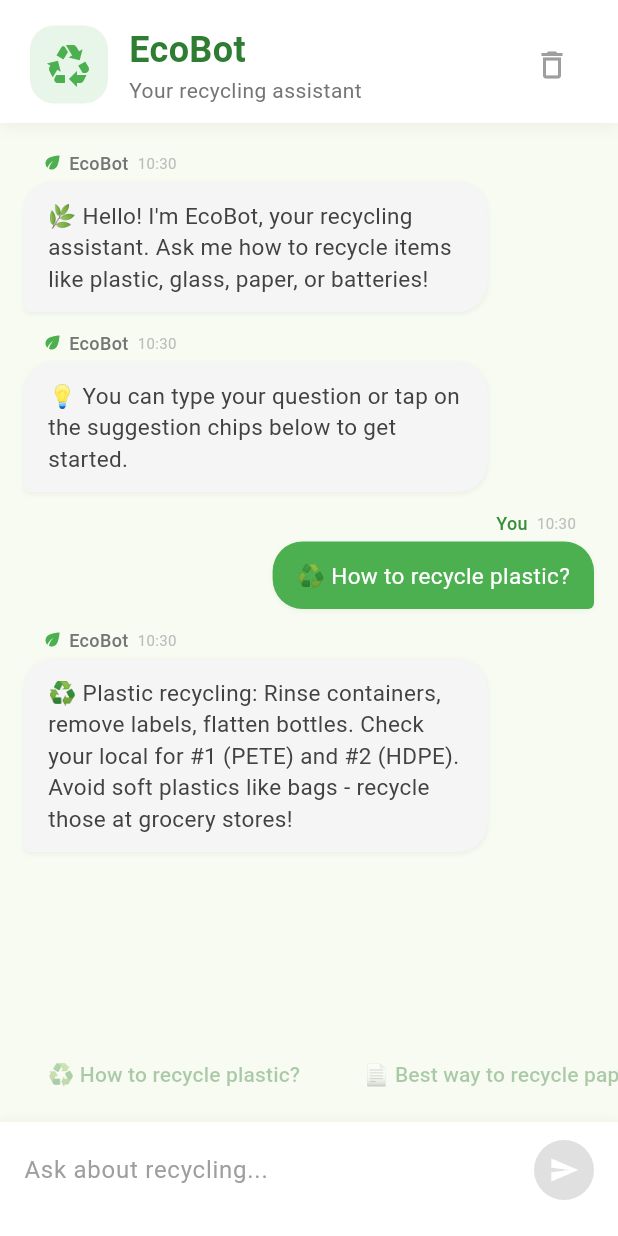
After one commit to JulezD3v/NextUse, a Flutter app: the Ecobot screen opened directly, after a tap on "♻️ How to recycle plastic?", on a phone screen of 412 x 824 dp. The commit adds this screen. Run offline on Flutter 3.47's test engine with Material 3 defaults, Android fonts, the phone set to English and light mode, and no system bars; our stand-ins replace equatable, flutter_bloc, flutter_secure_storage; accounts and stored records are empty; statements that could not run were skipped.

Commit message:
gradle fixes, ecobot prototype added

```diff
--- /dev/null
+++ b/lib/Ecobot/ecobot.dart
@@ -0,0 +1,460 @@
+import 'package:flutter/material.dart';
+import 'package:flutter/services.dart';
+class Message {
+  final String text;
+  final bool isUser;
+  final DateTime time;
+
+  Message({
+    required this.text,
+    required this.isUser,
+    required this.time,
+  });
+}
+
+
+class Ecobot extends StatefulWidget {
+  const Ecobot({super.key});
+
+  @override
+  State<Ecobot> createState() => _EcobotState();
+}
+
+class _EcobotState extends State<Ecobot> {
+  final List<Message> _messages = [];
+  final TextEditingController _textController = TextEditingController();
+  final ScrollController _scrollController = ScrollController();
+  final FocusNode _focusNode = FocusNode();
+
+  bool _isBotTyping = false;
+
+  // Quick reply suggestions
+  final List<String> _suggestions = [
+    "♻️ How to recycle plastic?",
+    "📄 Best way to recycle paper",
+    "🔋 Where to dispose batteries?",
+    "🥫 Recycling aluminum cans",
+  ];
+
+  @override
+  void initState() {
+    super.initState();
+    _addInitialMessages();
+  }
+
+  @override
+  void dispose() {
+    _textController.dispose();
+    _scrollController.dispose();
+    _focusNode.dispose();
+    super.dispose();
+  }
+
+  void _addInitialMessages() {
+    _messages.addAll([
+      Message(
+        text: "🌿 Hello! I'm EcoBot, your recycling assistant. Ask me how to recycle items like plastic, glass, paper, or batteries!",
+        isUser: false,
+        time: DateTime.now(),
+      ),
+      Message(
+        text: "💡 You can type your question or tap on the suggestion chips below to get started.",
+        isUser: false,
+        time: DateTime.now().add(const Duration(seconds: 1)),
+      ),
+    ]);
+  }
+
+  void _scrollToBottom() {
+    WidgetsBinding.instance.addPostFrameCallback((_) {
+      if (_scrollController.hasClients) {
+        _scrollController.animateTo(
+          _scrollController.position.maxScrollExtent,
+          duration: const Duration(milliseconds: 300),
+          curve: Curves.easeOut,
+        );
+      }
+    });
+  }
+
+  Future<void> _sendMessage(String text) async {
+    if (text.trim().isEmpty || _isBotTyping) return;
+
+    // Add user message
+    setState(() {
+      _messages.add(Message(
+        text: text.trim(),
+        isUser: true,
+        time: DateTime.now(),
+      ));
+      _textController.clear();
+      _isBotTyping = true;
+    });
+    _scrollToBottom();
+
+    // Simulate bot thinking delay
+    await Future.delayed(const Duration(milliseconds: 1200));
+
+    // Generate bot response
+    final botReply = _generateBotReply(text.trim());
+
+    if (mounted) {
+      setState(() {
+        _isBotTyping = false;
+        _messages.add(Message(
+          text: botReply,
+          isUser: false,
+          time: DateTime.now(),
+        ));
+      });
+      _scrollToBottom();
+    }
+  }
+// to be changed
+  String _generateBotReply(String userMessage) {
+    final lowerMsg = userMessage.toLowerCase();
+
+    // Plastic recycling
+    if (lowerMsg.contains('plastic')) {
+      return "♻️ Plastic recycling: Rinse containers, remove labels, flatten bottles. Check your local for #1 (PETE) and #2 (HDPE). Avoid soft plastics like bags - recycle those at grocery stores!";
+    }
+    // Paper recycling
+    else if (lowerMsg.contains('paper') || lowerMsg.contains('cardboard')) {
+      return "📄 Paper recycling: Keep it dry and clean! Remove tape, staples, and windows from envelopes. Flatten cardboard boxes. Shredded paper? Bag it separately.";
+    }
+    // Battery disposal
+    else if (lowerMsg.contains('battery') || lowerMsg.contains('batteries')) {
+      return "🔋 Batteries contain hazardous materials. Never toss in trash! Drop off at electronics stores, recycling centers, or municipal hazardous waste events. Use tape on terminals to prevent sparks.";
+    }
+    // Glass recycling
+    else if (lowerMsg.contains('glass')) {
+      return "🥃 Glass recycling: Rinse jars/bottles, remove lids (recycle separately). Don't worry about labels. Avoid broken glass, mirrors, or Pyrex - those are different materials!";
+    }
+    // Aluminum/Cans
+    else if (lowerMsg.contains('can') || lowerMsg.contains('aluminum') || lowerMsg.contains('tin')) {
+      return "🥫 Aluminum cans are infinitely recyclable! Rinse, crush to save space. Steel/tin cans also recyclable - remove labels if possible. A magnet sticks? It's steel!";
+    }
+    // E-waste / Electronics
+    else if (lowerMsg.contains('electronic') || lowerMsg.contains('computer') || lowerMsg.contains('phone')) {
+      return "💻 E-waste contains precious metals & toxins. Never dispose in regular bins! Find certified e-waste recyclers, many stores offer free drop-off for old phones/laptops.";
+    }
+    // Composting
+    else if (lowerMsg.contains('compost') || lowerMsg.contains('food waste')) {
+      return "🌱 Composting: Fruit/veg scraps, coffee grounds, eggshells, yard trimmings. Avoid meat, dairy, oils. Balance greens (food) with browns (leaves/paper). Great for garden soil!";
+    }
+    // General recycling help
+    else if (lowerMsg.contains('recycle') && (lowerMsg.contains('how') || lowerMsg.contains('help'))) {
+      return "🔄 General recycling tips:\n• Know your local rules (varies!)\n• Empty, Clean, Dry - residue causes contamination\n• When in doubt, check your city's waste website\n• Reduce & Reuse first, then Recycle!";
+    }
+    // Greeting
+    else if (lowerMsg.contains('hi') || lowerMsg.contains('hello') || lowerMsg.contains('hey')) {
+      return "👋 Hello there! Ready to make the planet greener? Ask me about recycling plastic, paper, glass, batteries, or electronics!";
+    }
+    // Default response
+    else {
+      return "🤔 I'm still learning! Try asking about:\n• Plastic bottles\n• Paper recycling\n• Battery disposal\n• Glass jars\n• Aluminum cans\n• Composting\nWant a specific recycling tip? Please rephrase your question!";
+    }
+  }
+
+  @override
+  Widget build(BuildContext context) {
+    return Scaffold(
+      body: SafeArea(
+        child: Column(
+          children: [
+            // Custom Header with EcoBot branding
+            Container(
+              padding: const EdgeInsets.fromLTRB(20, 16, 20, 12),
+              decoration: BoxDecoration(
+                color: Colors.white,
+                boxShadow: [
+                  BoxShadow(
+                    color: Colors.black.withOpacity(0.05),
+                    blurRadius: 8,
+                    offset: const Offset(0, 2),
+                  ),
+                ],
+              ),
+              child: Row(
+                children: [
+                  Container(
+                    padding: const EdgeInsets.all(10),
+                    decoration: BoxDecoration(
+                      color: Colors.green.shade50,
+                      borderRadius: BorderRadius.circular(16),
+                    ),
+                    child: const Icon(
+                      Icons.recycling,
+                      color: Colors.green,
+                      size: 32,
+                    ),
+                  ),
+                  const SizedBox(width: 14),
+                  Column(
+                    crossAxisAlignment: CrossAxisAlignment.start,
+                    children: [
+                      const Text(
+                        "EcoBot",
+                        style: TextStyle(
+                          fontSize: 24,
+                          fontWeight: FontWeight.bold,
+                          color: Color(0xFF2E7D32),
+                        ),
+                      ),
+                      Text(
+                        "Your recycling assistant",
+                        style: TextStyle(
+                          fontSize: 14,
+                          color: Colors.grey.shade600,
+                          letterSpacing: 0.3,
+                        ),
+                      ),
+                    ],
+                  ),
+                  const Spacer(),
+                  IconButton(
+                    onPressed: () {
+                      setState(() {
+                        _messages.clear();
+                        _addInitialMessages();
+                      });
+                      _scrollToBottom();
+                    },
+                    icon: const Icon(Icons.delete_outline, color: Colors.grey),
+                    tooltip: "Clear chat",
+                  ),
+                ],
+              ),
+            ),
+
+            // Chat Messages Area
+            Expanded(
+              child: ListView.builder(
+                controller: _scrollController,
+                padding: const EdgeInsets.symmetric(horizontal: 16, vertical: 12),
+                itemCount: _messages.length + (_isBotTyping ? 1 : 0),
+                itemBuilder: (context, index) {
+                  // Show typing indicator at the end
+                  if (_isBotTyping && index == _messages.length) {
+                    return _buildTypingIndicator();
+                  }
+                  final message = _messages[index];
+                  return _buildMessageBubble(message);
+                },
+              ),
+            ),
+
+            // Quick Suggestions Chips
+            Container(
+              margin: const EdgeInsets.only(bottom: 8, top: 4),
+              height: 48,
+              child: ListView.separated(
+                scrollDirection: Axis.horizontal,
+                padding: const EdgeInsets.symmetric(horizontal: 16),
+                itemCount: _suggestions.length,
+                separatorBuilder: (_, __) => const SizedBox(width: 10),
+                itemBuilder: (context, index) {
+                  return ActionChip(
+                    elevation: 0,
+                    backgroundColor: Colors.green.shade50,
+                    side: BorderSide.none,
+                    shape: RoundedRectangleBorder(
+                      borderRadius: BorderRadius.circular(30),
+                    ),
+                    label: Text(
+                      _suggestions[index],
+                      style: TextStyle(
+                        color: Colors.green.shade800,
+                        fontWeight: FontWeight.w500,
+                      ),
+                    ),
+                    onPressed: _isBotTyping ? null : () => _sendMessage(_suggestions[index]),
+                  );
+                },
+              ),
+            ),
+
+            // Input Bar
+            Container(
+              padding: const EdgeInsets.fromLTRB(16, 8, 16, 20),
+              decoration: BoxDecoration(
+                color: Colors.white,
+                boxShadow: [
+                  BoxShadow(
+                    color: Colors.black.withOpacity(0.03),
+                    blurRadius: 4,
+                    offset: const Offset(0, -2),
+                  ),
+                ],
+              ),
+              child: Row(
+                children: [
+                  Expanded(
+                    child: TextField(
+                      controller: _textController,
+                      focusNode: _focusNode,
+                      enabled: !_isBotTyping,
+                      decoration: const InputDecoration(
+                        hintText: "Ask about recycling...",
+                        hintStyle: TextStyle(color: Colors.grey),
+                        border: InputBorder.none,
+                      ),
+                      onSubmitted: _sendMessage,
+                    ),
+                  ),
+                  const SizedBox(width: 8),
+                  AnimatedContainer(
+                    duration: const Duration(milliseconds: 200),
+                    child: CircleAvatar(
+                      backgroundColor: _textController.text.trim().isEmpty || _isBotTyping
+                          ? Colors.grey.shade300
+                          : Colors.green,
+                      child: IconButton(
+                        icon: const Icon(Icons.send, color: Colors.white, size: 20),
+                        onPressed: (_textController.text.trim().isEmpty || _isBotTyping)
+                            ? null
+                            : () => _sendMessage(_textController.text),
+                        padding: EdgeInsets.zero,
+                      ),
+                    ),
+                  ),
+                ],
+              ),
+            ),
+          ],
+        ),
+      ),
+    );
+  }
+
+  Widget _buildMessageBubble(Message message) {
+    final isUser = message.isUser;
+    return Align(
+      alignment: isUser ? Alignment.centerRight : Alignment.centerLeft,
+      child: Container(
+        margin: const EdgeInsets.symmetric(vertical: 6),
+        constraints: BoxConstraints(
+          maxWidth: MediaQuery.of(context).size.width * 0.75,
+        ),
+        child: Column(
+          crossAxisAlignment: isUser ? CrossAxisAlignment.end : CrossAxisAlignment.start,
+          children: [
+            // Sender label and time
+            Padding(
+              padding: const EdgeInsets.only(left: 12, right: 12, bottom: 4),
+              child: Row(
+                mainAxisSize: MainAxisSize.min,
+                children: [
+                  if (!isUser)
+                    const Icon(Icons.eco, size: 14, color: Colors.green),
+                  if (!isUser)
+                    const SizedBox(width: 4),
+                  Text(
+                    isUser ? "You" : "EcoBot",
+                    style: TextStyle(
+                      fontSize: 12,
+                      fontWeight: FontWeight.w500,
+                      color: isUser ? Colors.green.shade700 : Colors.grey.shade600,
+                    ),
+                  ),
+                  const SizedBox(width: 6),
+                  Text(
+                    _formatTime(message.time),
+                    style: TextStyle(
+                      fontSize: 10,
+                      color: Colors.grey.shade400,
+                    ),
+                  ),
+                ],
+              ),
+            ),
+            // Message bubble
+            Container(
+              padding: const EdgeInsets.symmetric(horizontal: 16, vertical: 12),
+              decoration: BoxDecoration(
+                color: isUser ? Colors.green.shade500 : Colors.grey.shade100,
+                borderRadius: BorderRadius.only(
+                  topLeft: const Radius.circular(20),
+                  topRight: const Radius.circular(20),
+                  bottomLeft: Radius.circular(isUser ? 20 : 4),
+                  bottomRight: Radius.circular(isUser ? 4 : 20),
+                ),
+                boxShadow: [
+                  BoxShadow(
+                    color: Colors.black.withOpacity(0.05),
+                    blurRadius: 2,
+                    offset: const Offset(0, 1),
+                  ),
+                ],
+              ),
+              child: Text(
+                message.text,
+                style: TextStyle(
+                  color: isUser ? Colors.white : Colors.grey.shade800,
+                  fontSize: 15,
+                  height: 1.4,
+                ),
+              ),
+            ),
+          ],
+        ),
+      ),
+    );
+  }
+
+  Widget _buildTypingIndicator() {
+    return Align(
+      alignment: Alignment.centerLeft,
+      child: Container(
+        margin: const EdgeInsets.symmetric(vertical: 8),
+        padding: const EdgeInsets.symmetric(horizontal: 16, vertical: 12),
+        decoration: BoxDecoration(
+          color: Colors.grey.shade100,
+          borderRadius: BorderRadius.circular(20),
+        ),
+        child: Row(
+          mainAxisSize: MainAxisSize.min,
+          children: [
+            const Icon(Icons.eco, size: 18, color: Colors.green),
+            const SizedBox(width: 8),
+            const Text(
+              "EcoBot is typing",
+              style: TextStyle(color: Colors.grey),
+            ),
+            const SizedBox(width: 6),
+            SizedBox(
+              width: 30,
+              child: Row(
+                children: [
+                  _buildDotAnimation(0),
+                  _buildDotAnimation(1),
+                  _buildDotAnimation(2),
+                ],
+              ),
+            ),
+          ],
+        ),
+      ),
+    );
+  }
+
+  Widget _buildDotAnimation(int delay) {
+    return AnimatedOpacity(
+      opacity: 1.0,
+      duration: const Duration(milliseconds: 500),
+      child: Container(
+        margin: const EdgeInsets.symmetric(horizontal: 2),
+        width: 6,
+        height: 6,
+        decoration: const BoxDecoration(
+          color: Colors.grey,
+          shape: BoxShape.circle,
+        ),
+      ),
+    );
+  }
+
+  String _formatTime(DateTime time) {
+    return "${time.hour.toString().padLeft(2, '0')}:${time.minute.toString().padLeft(2, '0')}";
+  }
+}
--- a/lib/MainScreens/homepage.dart
+++ b/lib/MainScreens/homepage.dart
@@ -2,6 +2,7 @@ import 'package:flutter/material.dart';
 import 'package:flutter_bloc/flutter_bloc.dart';
 import 'package:nextuse/A_Core/widgets/common_container.dart';
 import 'package:nextuse/A_Core/widgets/segm_cont.dart';
+import 'package:nextuse/Ecobot/ecobot.dart';
 import 'package:nextuse/HomePage/item_widget/grid_tile.dart';
 //import 'package:nextuse/HomePage/home_content.dart';
 import '../A_Core/route/bottom_route.dart';
@@ -75,10 +76,13 @@ class _HomePageState extends State<HomePage> {
               actions: [
                 IconButton(
                   icon: const Icon(
-                    Icons.notifications_outlined,
+                    Icons.chat_bubble,
                     color: TextCol.gentext,
                   ),
-                  onPressed: () {},
+                  onPressed: (){
+                    Navigator.push(context,
+                    MaterialPageRoute(builder:(_) => Ecobot()));
+                  },
                 ),
                 const SizedBox(width: 8),
               ],
```
Also changed, not shown: 3 other files.
